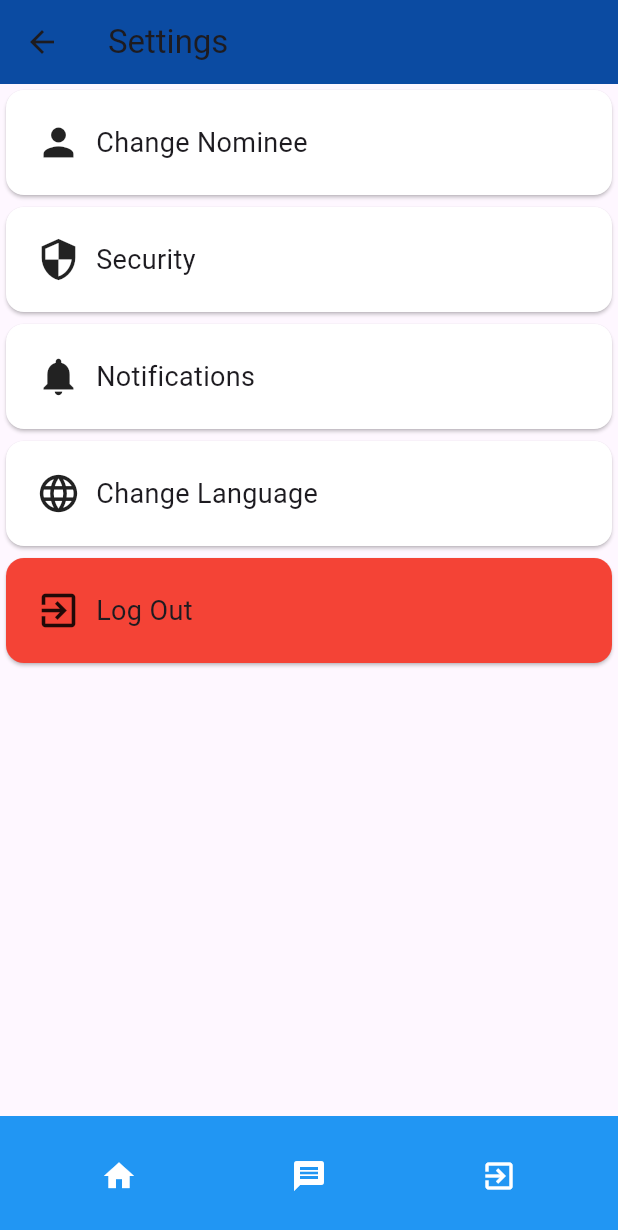
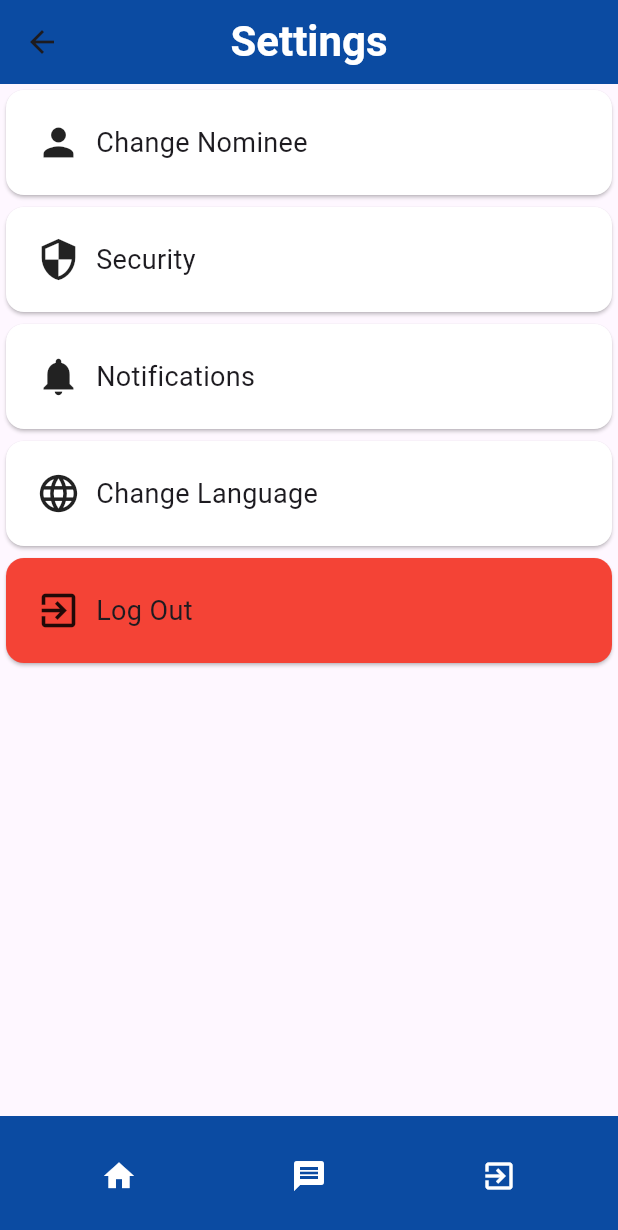
Before and after one commit to clayonhub/WCEHackathon2025_NullPointers, a Flutter app: the SettingsPage screen opened by its route, on a phone screen of 412 x 824 dp. Shown: the top 1230 px of the screen. Run offline on Flutter 3.47's test engine with Material 3 defaults, Android fonts, the phone set to English and light mode, and no system bars; our stand-ins replace file_picker.

Commit message:
fixed settings app bar

```diff
--- a/lib/settings.dart
+++ b/lib/settings.dart
@@ -5,9 +5,13 @@ class SettingsPage extends StatelessWidget {
   @override
   Widget build(BuildContext context) {
     return Scaffold(
-      appBar: AppBar(
-        title: Text('Settings'),
+     appBar: AppBar(
+       title: Text(
+          "Settings",
+          style: TextStyle(fontSize: 28, fontWeight: FontWeight.bold, color: Colors.white),
+        ),
         backgroundColor: Color(0xFF0B4BA2),
+        centerTitle: true,
       ),
       body: Column(
         children: [
@@ -32,7 +36,7 @@ class SettingsPage extends StatelessWidget {
         ],
       ),
       bottomNavigationBar: BottomAppBar(
-        color: Colors.blue,
+        color: Color(0xFF0B4BA2),
         child: Row(
           mainAxisAlignment: MainAxisAlignment.spaceAround,
           children: [
```
